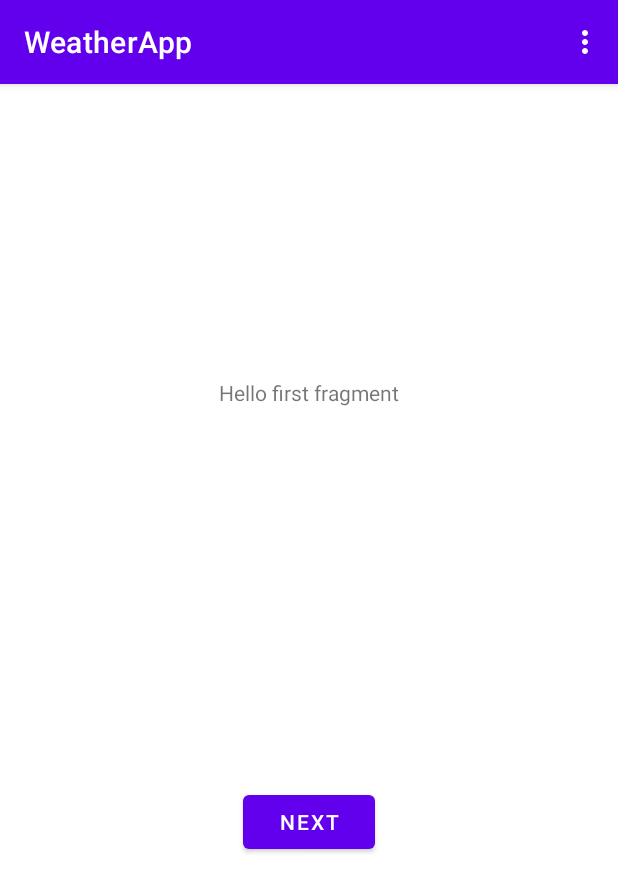
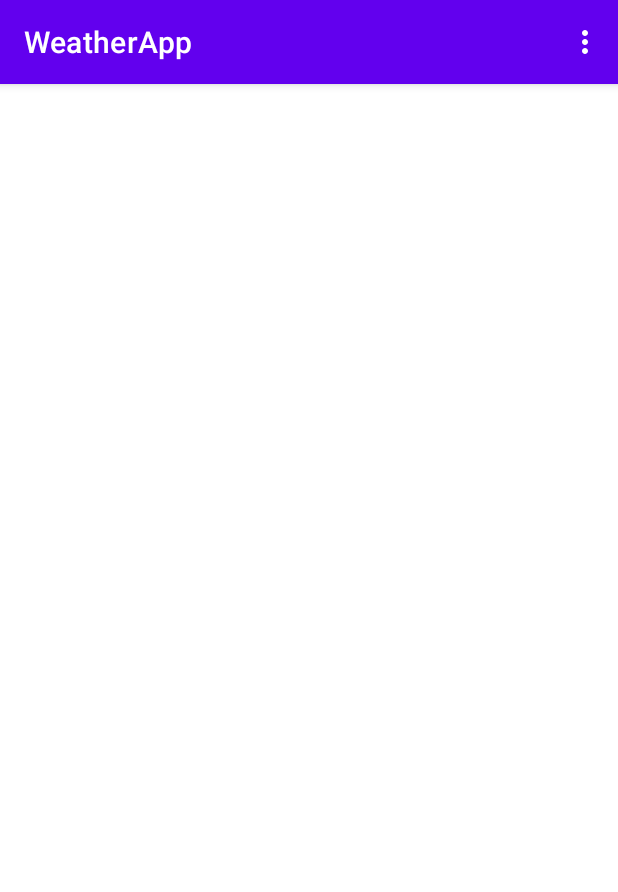
Before and after one commit to TiagoSantosDev/Weather-App, an Android app: the screen it shows after launch (MainActivity), on a phone screen of 412 x 824 dp. Shown: the top 892 px of the screen. Run offline under Robolectric (Android 15) with nearby library versions, the phone set to English and light mode, and no system bars.

```diff
--- a/app/build.gradle
+++ b/app/build.gradle
@@ -41,6 +41,9 @@ dependencies {
     implementation 'androidx.constraintlayout:constraintlayout:2.1.1'
     implementation 'androidx.navigation:navigation-fragment-ktx:2.3.5'
     implementation 'androidx.navigation:navigation-ui-ktx:2.3.5'
+    implementation 'com.squareup.retrofit2:retrofit:2.9.0'
+    implementation 'com.squareup.retrofit2:converter-gson:2.9.0'
+    implementation 'com.squareup.okhttp3:okhttp:4.9.0'
     testImplementation 'junit:junit:4.+'
     androidTestImplementation 'androidx.test.ext:junit:1.1.3'
     androidTestImplementation 'androidx.test.espresso:espresso-core:3.4.0'
--- a/app/src/main/AndroidManifest.xml
+++ b/app/src/main/AndroidManifest.xml
@@ -1,6 +1,8 @@
 <?xml version="1.0" encoding="utf-8"?>
 <manifest xmlns:android="http://schemas.android.com/apk/res/android"
     package="com.tiagosantos.weatherapp">
+
+    <uses-permission android:name="android.permission.INTERNET" />
 
     <application
         android:allowBackup="true"
@@ -15,7 +17,6 @@
             android:theme="@style/Theme.WeatherApp.NoActionBar">
             <intent-filter>
                 <action android:name="android.intent.action.MAIN" />
-
                 <category android:name="android.intent.category.LAUNCHER" />
             </intent-filter>
         </activity>
--- a/app/src/main/java/com/tiagosantos/weatherapp/FirstFragment.kt
+++ b/app/src/main/java/com/tiagosantos/weatherapp/FirstFragment.kt
@@ -1,12 +1,10 @@
 package com.tiagosantos.weatherapp
 
 import android.os.Bundle
-import androidx.fragment.app.Fragment
 import android.view.LayoutInflater
 import android.view.View
 import android.view.ViewGroup
-import android.widget.Button
-import androidx.navigation.fragment.findNavController
+import androidx.fragment.app.Fragment
 
 /**
  * A simple [Fragment] subclass as the default destination in the navigation.
@@ -14,8 +12,9 @@ import androidx.navigation.fragment.findNavController
 class FirstFragment : Fragment() {
 
     override fun onCreateView(
-            inflater: LayoutInflater, container: ViewGroup?,
-            savedInstanceState: Bundle?
+        inflater: LayoutInflater,
+        container: ViewGroup?,
+        savedInstanceState: Bundle?
     ): View? {
         // Inflate the layout for this fragment
         return inflater.inflate(R.layout.fragment_first, container, false)
@@ -23,9 +22,5 @@ class FirstFragment : Fragment() {
 
     override fun onViewCreated(view: View, savedInstanceState: Bundle?) {
         super.onViewCreated(view, savedInstanceState)
-
-        view.findViewById<Button>(R.id.button_first).setOnClickListener {
-            findNavController().navigate(R.id.action_FirstFragment_to_SecondFragment)
-        }
     }
 }
--- a/app/src/main/res/layout/fragment_first.xml
+++ b/app/src/main/res/layout/fragment_first.xml
@@ -1,28 +1,9 @@
 <?xml version="1.0" encoding="utf-8"?>
 <androidx.constraintlayout.widget.ConstraintLayout xmlns:android="http://schemas.android.com/apk/res/android"
-    xmlns:app="http://schemas.android.com/apk/res-auto"
     xmlns:tools="http://schemas.android.com/tools"
     android:layout_width="match_parent"
     android:layout_height="match_parent"
     tools:context=".FirstFragment">
 
-    <TextView
-        android:id="@+id/textview_first"
-        android:layout_width="wrap_content"
-        android:layout_height="wrap_content"
-        android:text="@string/hello_first_fragment"
-        app:layout_constraintBottom_toTopOf="@id/button_first"
-        app:layout_constraintEnd_toEndOf="parent"
-        app:layout_constraintStart_toStartOf="parent"
-        app:layout_constraintTop_toTopOf="parent" />
 
-    <Button
-        android:id="@+id/button_first"
-        android:layout_width="wrap_content"
-        android:layout_height="wrap_content"
-        android:text="@string/next"
-        app:layout_constraintBottom_toBottomOf="parent"
-        app:layout_constraintEnd_toEndOf="parent"
-        app:layout_constraintStart_toStartOf="parent"
-        app:layout_constraintTop_toBottomOf="@id/textview_first" />
 </androidx.constraintlayout.widget.ConstraintLayout>
```
Also changed, not shown: app/src/main/java/com/tiagosantos/weatherapp/MainActivity.kt (+1 -8 lines), app/src/main/java/com/tiagosantos/weatherapp/service/ApiInterface.kt (added, +10 -0 lines), app/src/main/java/com/tiagosantos/weatherapp/service/OpenWeatherClient.kt (added, +29 -0 lines).
